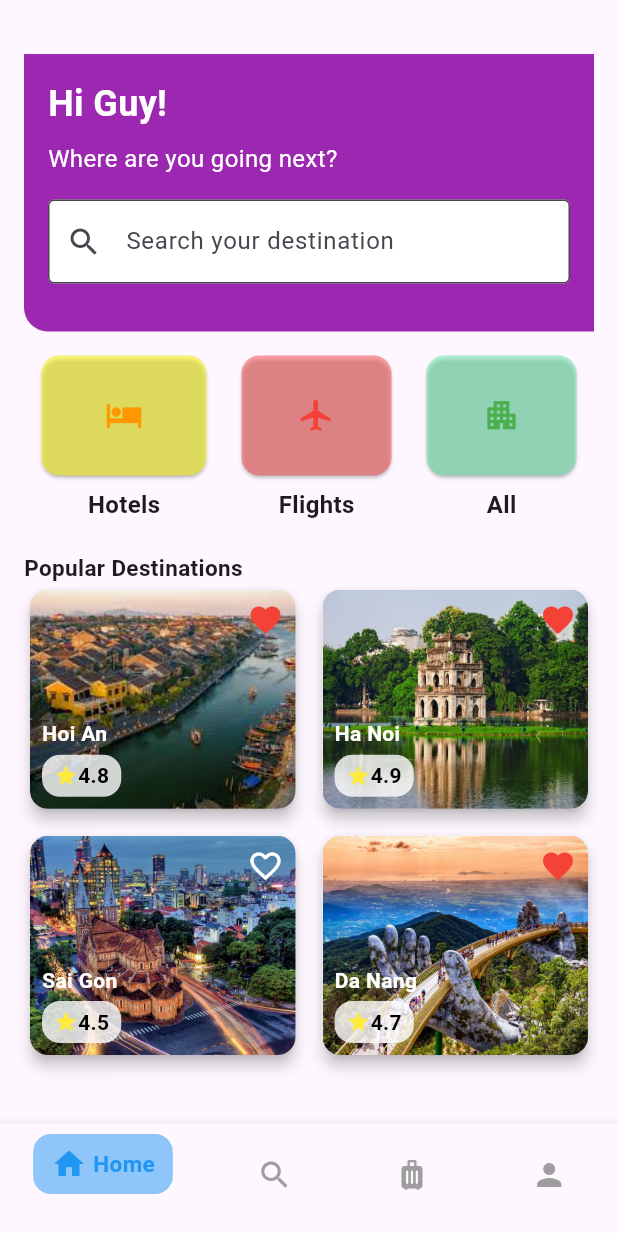
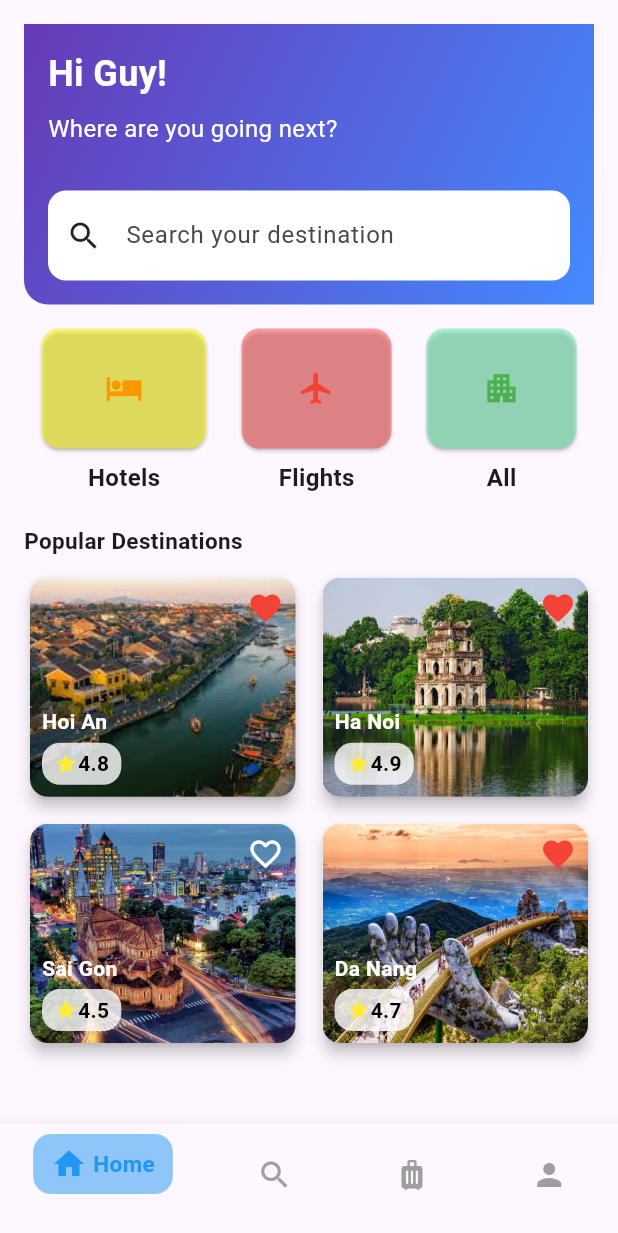
Before and after one commit to Silvery86/Flutter_T2208E, a Flutter app: the screen it shows after launch, on a phone screen of 412 x 824 dp. Shown: the top 1233 px of the screen. Run offline on Flutter 3.47's test engine with Material 3 defaults, Android fonts, the phone set to English and light mode, and no system bars.

Commit message:
update ui

```diff
--- a/lib/screens/home_page.dart
+++ b/lib/screens/home_page.dart
@@ -31,18 +31,21 @@ class _HomePageState extends State<HomePage> {
   @override
   Widget build(BuildContext context) {
     return Scaffold(
-      body: SingleChildScrollView(
+      body: SafeArea( // Add SafeArea here
+        child: SingleChildScrollView(
           child: Padding(
             padding: const EdgeInsets.all(16.0),
             child: Column(
               crossAxisAlignment: CrossAxisAlignment.start,
               children: [
-              SizedBox(height: 20),
-
                 // Background container with search and welcome text
                 Container(
                   decoration: BoxDecoration(
-                  color: Colors.purple, // Background color
+                    gradient: LinearGradient(
+                      colors: [Colors.deepPurple, Colors.blueAccent], // Gradient colors
+                      begin: Alignment.topLeft,
+                      end: Alignment.bottomRight,
+                    ),
                     borderRadius: BorderRadius.only(
                       bottomLeft: Radius.circular(16), // Border radius in bottom left
                     ),
@@ -60,18 +63,34 @@ class _HomePageState extends State<HomePage> {
                         'Where are you going next?',
                         style: TextStyle(fontSize: 16, color: Colors.white),
                       ),
-                    SizedBox(height: 16),
+                      SizedBox(height: 30),
                       // Search box with white background
-                    TextField(
+                      Container(
+                        decoration: BoxDecoration(
+                          color: Colors.white, // Background color for search field
+                          borderRadius: BorderRadius.circular(12), // Set border radius
+                        ),
+                        child: Row( // Use Row to allow the TextField to expand
+                          children: [
+                            Padding(
+                              padding: const EdgeInsets.symmetric(horizontal: 12.0), // Add padding to the left and right of the icon
+                              child: Icon(Icons.search), // Icon placed outside of TextField
+                            ),
+                            Expanded( // This allows the TextField to expand
+                              child: TextField(
                                 decoration: InputDecoration(
                                   labelText: 'Search your destination',
-                        border: OutlineInputBorder(),
-                        prefixIcon: Icon(Icons.search),
+                                  border: InputBorder.none, // Remove the border
                                   filled: true,
-                        fillColor: Colors.white, // White background for search field
+                                  fillColor: Colors.transparent, // Make the fill color transparent
+                                  contentPadding: EdgeInsets.symmetric(vertical: 10.0), // Add padding for better touch target
+                                ),
+                                style: TextStyle(fontSize: 16.0), // Optional: Adjust text style
                               ),
                             ),
-                    SizedBox(height: 16),
+                          ],
+                        ),
+                      ),
                     ],
                   ),
                 ),
@@ -176,15 +195,20 @@ class _HomePageState extends State<HomePage> {
                     ),
                   ],
                 ),
+
                 SizedBox(height: 20),
+
                 // Popular Destinations section
                 Text(
                   'Popular Destinations',
                   style: TextStyle(fontSize: 15, fontWeight: FontWeight.bold),
                 ),
+                SizedBox(height: 10),
+
                 // Displaying the list of destinations from futureDestinations
                 DestinationList(futureDestinations: futureDestinations),
               ],
+            ),
           ),
         ),
       ),
```
Lines whose indentation alone changed are shown as unchanged.
